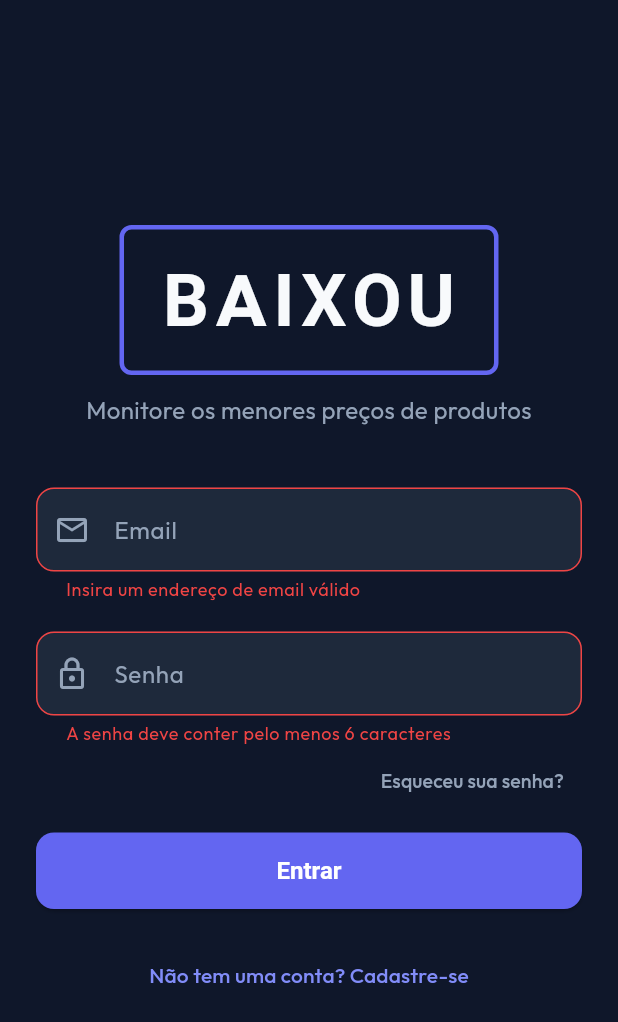
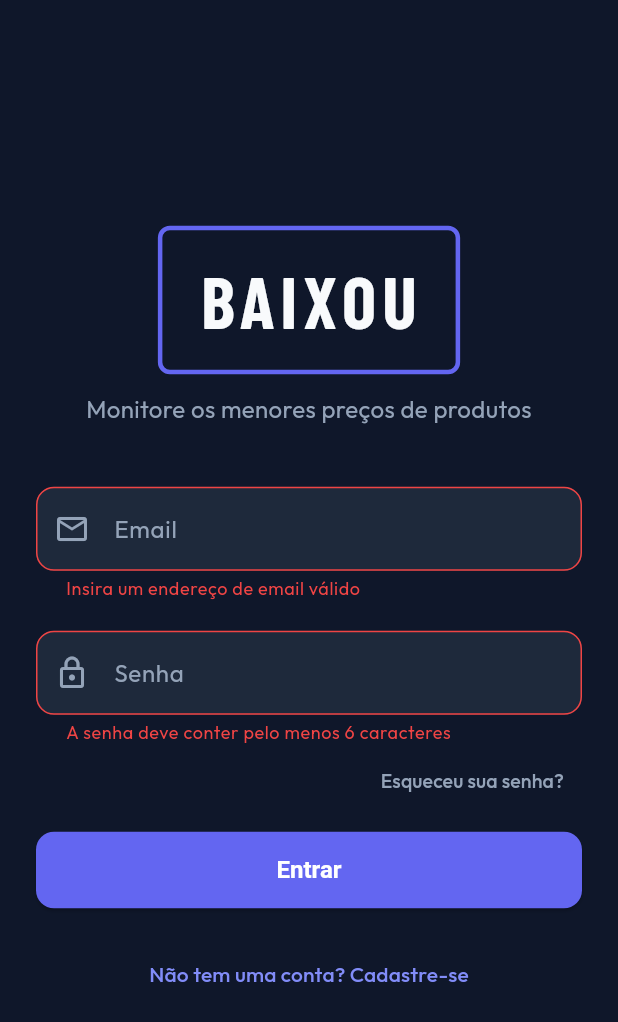
Before and after one commit to Baixou-Fatec-Semestre-6/app, a Flutter app: the screen it shows after launch, after a tap on "Entrar", on a phone screen of 412 x 824 dp. Shown: the top 1022 px of the screen. Run offline on Flutter 3.47's test engine with Material 3 defaults, Android fonts, the phone set to English and light mode, and no system bars; our stand-ins replace fl_chart, google_fonts; accounts and stored records are empty.

Commit message:
BX#00003 - Correção android app, abertura apos login

```diff
--- a/baixou/lib/features/auth/presentation/screens/login_screen.dart
+++ b/baixou/lib/features/auth/presentation/screens/login_screen.dart
@@ -1,4 +1,5 @@
 import 'package:flutter/material.dart';
+import 'package:google_fonts/google_fonts.dart';
 import 'package:provider/provider.dart';
 import 'package:baixou/core/theme/app_theme.dart';
 import 'package:baixou/core/utils/responsive_layout.dart';
@@ -30,26 +31,11 @@ class _LoginScreenState extends State<LoginScreen> {
 
     final email = _emailController.text.trim();
     final password = _passwordController.text.trim();
-    bool success;
 
     if (_isLoginMode) {
-      success = await authNotifier.login(email, password);
+      await authNotifier.login(email, password);
     } else {
-      success = await authNotifier.register(email, password);
-    }
-
-    if (success && mounted) {
-      ScaffoldMessenger.of(context).showSnackBar(
-        SnackBar(
-          content: Text(
-            _isLoginMode
-                ? 'Login realizado com sucesso!'
-                : 'Cadastro realizado com sucesso!',
-          ),
-          backgroundColor: AppTheme.statusScraped,
-        ),
-      );
-      // Navigation is handled automatically since state change triggers main.dart's screen switcher
+      await authNotifier.register(email, password);
     }
   }
 
@@ -113,10 +99,9 @@ class _LoginScreenState extends State<LoginScreen> {
                 border: Border.all(color: AppTheme.primary, width: 3),
                 borderRadius: BorderRadius.circular(8),
               ),
-              child: const Text(
+              child: Text(
                 'BAIXOU',
-                style: TextStyle(
-                  fontFamily: 'Barlow Condensed',
+                style: GoogleFonts.barlowCondensed(
                   fontSize: 48,
                   fontWeight: FontWeight.bold,
                   letterSpacing: 4,
```
Also changed, not shown: baixou/lib/features/notifications/presentation/screens/notifications_screen.dart (+6 -1 lines), baixou/lib/features/products/presentation/screens/dashboard_screen.dart (+5 -6 lines), baixou/lib/features/products/presentation/screens/product_details_screen.dart (+6 -1 lines), baixou/lib/features/products/presentation/widgets/add_product_dialog.dart (+6 -1 lines).
